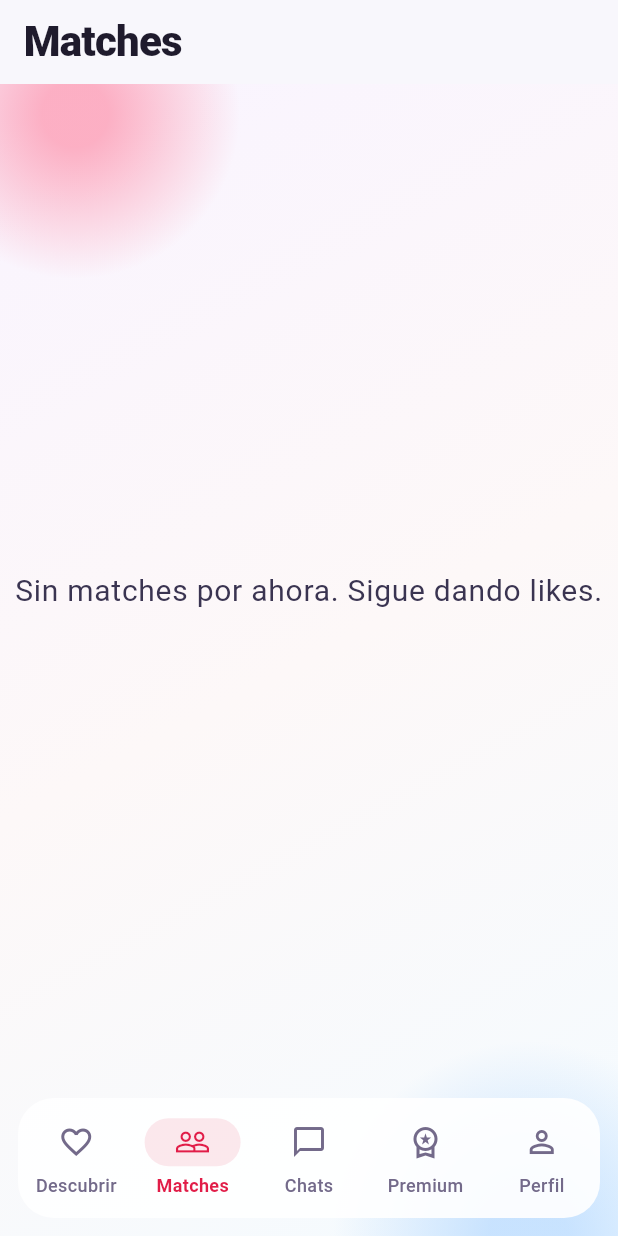
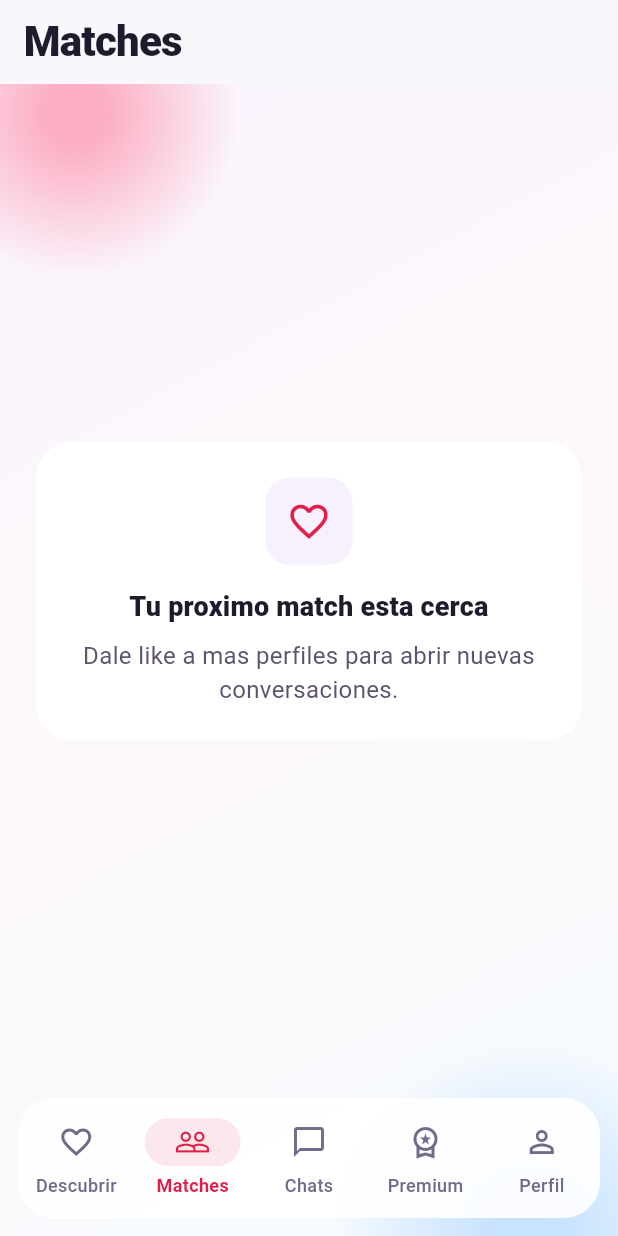
Before and after one commit to Lisandro1313/Finder, a Flutter app: the screen it shows once a user with an empty profile is signed in, item 2 of the bottom bar chosen, on a phone screen of 412 x 824 dp. Run offline on Flutter 3.47's test engine with Material 2 defaults, Android fonts, the phone set to English and light mode, and no system bars; our stand-ins replace cloud_firestore, firebase_auth, firebase_core, firebase_messaging, google_sign_in, in_app_purchase; accounts and stored records are empty.

Commit message:
feat(ux): emotional empty states, identity avatars, and animated feed/list entries

```diff
--- /dev/null
+++ b/lib/features/common/empty_state_panel.dart
@@ -0,0 +1,67 @@
+import 'package:flutter/material.dart';
+
+class EmptyStatePanel extends StatelessWidget {
+  const EmptyStatePanel({
+    super.key,
+    required this.icon,
+    required this.title,
+    required this.subtitle,
+    this.actionLabel,
+    this.onAction,
+  });
+
+  final IconData icon;
+  final String title;
+  final String subtitle;
+  final String? actionLabel;
+  final VoidCallback? onAction;
+
+  @override
+  Widget build(BuildContext context) {
+    final theme = Theme.of(context);
+
+    return Center(
+      child: Padding(
+        padding: const EdgeInsets.all(20),
+        child: Card(
+          child: Padding(
+            padding: const EdgeInsets.fromLTRB(22, 24, 22, 22),
+            child: Column(
+              mainAxisSize: MainAxisSize.min,
+              children: [
+                Container(
+                  width: 58,
+                  height: 58,
+                  decoration: BoxDecoration(
+                    color: const Color(0xFFF6F0FF),
+                    borderRadius: BorderRadius.circular(16),
+                  ),
+                  child: Icon(icon, color: const Color(0xFFE11D48), size: 30),
+                ),
+                const SizedBox(height: 14),
+                Text(
+                  title,
+                  style: theme.textTheme.titleMedium?.copyWith(fontWeight: FontWeight.w800),
+                  textAlign: TextAlign.center,
+                ),
+                const SizedBox(height: 8),
+                Text(
+                  subtitle,
+                  style: theme.textTheme.bodyMedium,
+                  textAlign: TextAlign.center,
+                ),
+                if (actionLabel != null && onAction != null) ...[
+                  const SizedBox(height: 16),
+                  FilledButton(
+                    onPressed: onAction,
+                    child: Text(actionLabel!),
+                  ),
+                ],
+              ],
+            ),
+          ),
+        ),
+      ),
+    );
+  }
+}
--- a/lib/features/matches/matches_tab.dart
+++ b/lib/features/matches/matches_tab.dart
@@ -2,6 +2,9 @@ import 'package:flutter/material.dart';
 
 import '../../data/models/match_item.dart';
 import '../../data/repositories/match_repository.dart';
+import '../common/display_name.dart';
+import '../common/empty_state_panel.dart';
+import '../common/identity_avatar.dart';
 import '../common/time_ago.dart';
 
 class MatchesTab extends StatelessWidget {
@@ -23,12 +26,10 @@ class MatchesTab extends StatelessWidget {
       builder: (context, snapshot) {
         final matches = snapshot.data ?? const [];
         if (matches.isEmpty) {
-          return Center(
-            child: Text(
-              'Sin matches por ahora. Sigue dando likes.',
-              style: theme.textTheme.bodyLarge,
-              textAlign: TextAlign.center,
-            ),
+          return const EmptyStatePanel(
+            icon: Icons.favorite_outline,
+            title: 'Tu proximo match esta cerca',
+            subtitle: 'Dale like a mas perfiles para abrir nuevas conversaciones.',
           );
         }
 
@@ -38,17 +39,32 @@ class MatchesTab extends StatelessWidget {
           itemBuilder: (context, index) {
             final match = matches[index];
             final otherId = match.otherUser(currentUserId);
+            final otherName = displayNameFromId(otherId);
             final timeAgo = formatTimeAgo(match.updatedAt);
             final activeNow = match.updatedAt != null &&
                 DateTime.now().difference(match.updatedAt!).inMinutes < 5;
 
-            return Card(
+            return TweenAnimationBuilder<double>(
+              key: ValueKey(match.id),
+              duration: Duration(milliseconds: 220 + (index * 35)),
+              curve: Curves.easeOutCubic,
+              tween: Tween<double>(begin: 0, end: 1),
+              builder: (context, value, child) {
+                return Opacity(
+                  opacity: value,
+                  child: Transform.translate(
+                    offset: Offset(0, 16 * (1 - value)),
+                    child: child,
+                  ),
+                );
+              },
+              child: Card(
                 margin: const EdgeInsets.only(bottom: 12),
                 child: ListTile(
                   contentPadding: const EdgeInsets.symmetric(horizontal: 14, vertical: 8),
                   leading: Stack(
                     children: [
-                    const CircleAvatar(radius: 22, child: Icon(Icons.favorite_rounded)),
+                      IdentityAvatar(seed: otherId, label: otherName, radius: 22),
                       if (activeNow)
                         Positioned(
                           right: 0,
@@ -65,7 +81,7 @@ class MatchesTab extends StatelessWidget {
                         ),
                     ],
                   ),
-                title: Text(otherId),
+                  title: Text(otherName),
                   subtitle: Text(match.lastMessage, maxLines: 1, overflow: TextOverflow.ellipsis),
                   trailing: Column(
                     mainAxisAlignment: MainAxisAlignment.center,
@@ -84,6 +100,7 @@ class MatchesTab extends StatelessWidget {
                     ],
                   ),
                 ),
+              ),
             );
           },
         );
```
Also changed, not shown: lib/features/chat/chat_screen.dart (+6 -1 lines), lib/features/chats/chats_tab.dart (+27 -10 lines), lib/features/common/display_name.dart (added, +10 -0 lines), lib/features/common/identity_avatar.dart (added, +84 -0 lines), lib/features/discover/discover_tab.dart (+16 -13 lines), lib/features/profile/profile_tab.dart (+17 -1 lines). Lines whose indentation alone changed are shown as unchanged.
